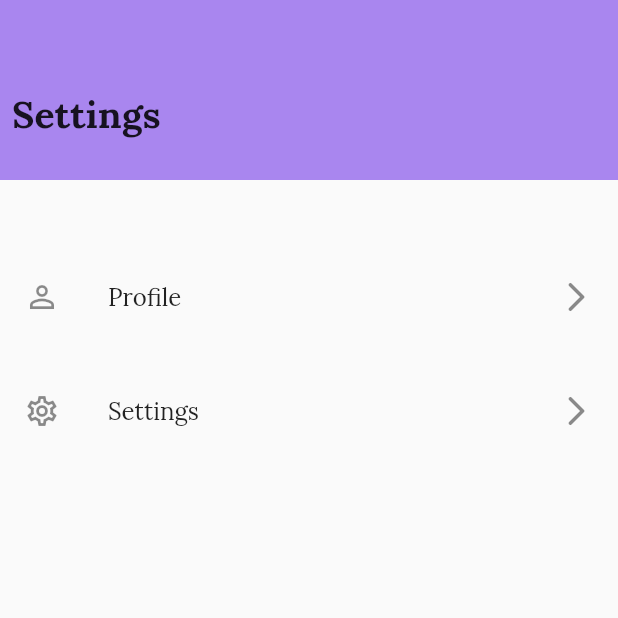
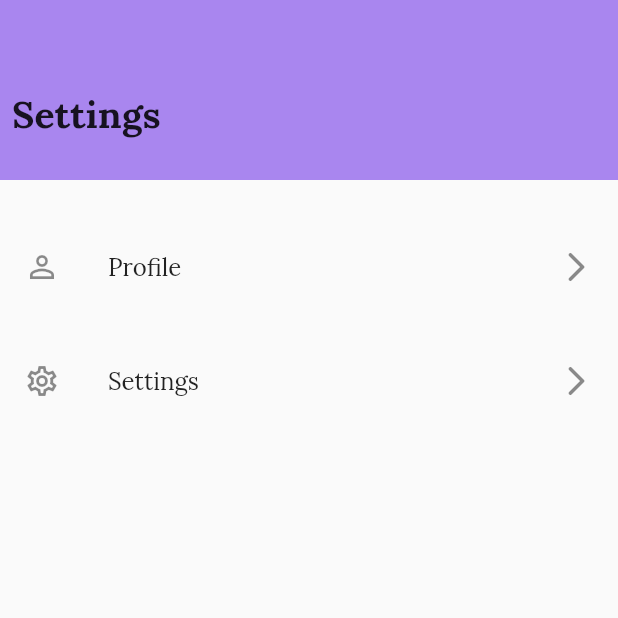
Before and after one commit to Imma76/student_report_system, a Flutter app: the Settings screen opened by its route, on a phone screen of 412 x 824 dp, the top half of it. Run offline on Flutter 3.47's test engine with Material 2 defaults, Android fonts, the phone set to English and light mode, and no system bars; our stand-ins replace country_code_picker, flutter_riverpod, gap, google_fonts, introduction_screen.

```diff
--- a/lib/src/view/settings/settings.dart
+++ b/lib/src/view/settings/settings.dart
@@ -46,7 +46,7 @@ class _SettingsState extends ConsumerState<Settings> {
               ],
             ),
           ),
-          Gap(50),
+          Gap(30),
 
           SettingsTab(settingIcon: Icons.person_outline,settingsName: 'Profile',appTheme: apptheme,),
           Gap(20),
--- a/pubspec.yaml
+++ b/pubspec.yaml
@@ -38,6 +38,7 @@ dependencies:
   country_code_picker: ^2.0.2
   gap: ^2.0.1
   flutter_riverpod:
+  modal_bottom_sheet:
   google_fonts:
   liquid_progress_indicator:
 
```
Also changed, not shown: pubspec.lock.
